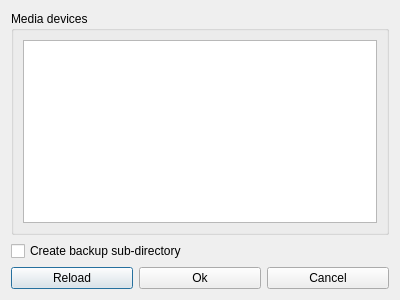
Qt form App/systemdunitdialog.ui (otsakir/lisa-backup) before a commit.
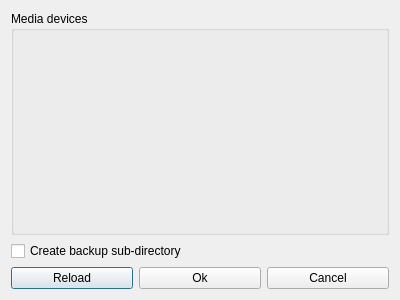
The same form after that commit.

```diff
--- a/App/systemdunitdialog.ui
+++ b/App/systemdunitdialog.ui
@@ -19,11 +19,7 @@
      <property name="title">
       <string>Media devices</string>
      </property>
-     <layout class="QVBoxLayout" name="verticalLayout_2">
-      <item>
-       <widget class="QListView" name="systemdUnitsView"/>
-      </item>
-     </layout>
+     <layout class="QVBoxLayout" name="verticalLayout_2"/>
     </widget>
    </item>
    <item>
```
